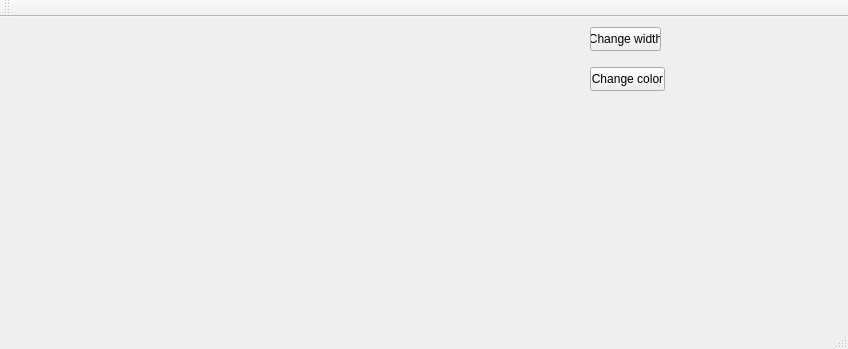
This is ProjectC++/GraphicInterface/DrawingInterface.ui in andreeamacsim/ProjectModernCpp as Qt 5 draws it before an edit. The edited form follows.
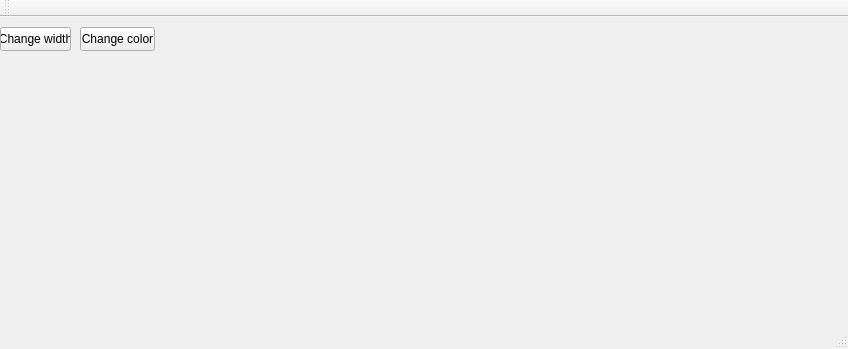
This is the edited form.

Commit message: I implemented the methods in the DrawingClass class and worked on the drawing interface

Diff of the .ui file:
```diff
--- a/ProjectC++/GraphicInterface/DrawingInterface.ui
+++ b/ProjectC++/GraphicInterface/DrawingInterface.ui
@@ -17,8 +17,8 @@
    <widget class="QPushButton" name="changeColorButton">
     <property name="geometry">
      <rect>
-      <x>590</x>
-      <y>50</y>
+      <x>80</x>
+      <y>10</y>
       <width>75</width>
       <height>24</height>
      </rect>
@@ -30,7 +30,7 @@
    <widget class="QPushButton" name="changeWidthButton">
     <property name="geometry">
      <rect>
-      <x>590</x>
+      <x>0</x>
       <y>10</y>
       <width>71</width>
       <height>24</height>
```
The commit also changes 5 other files.
